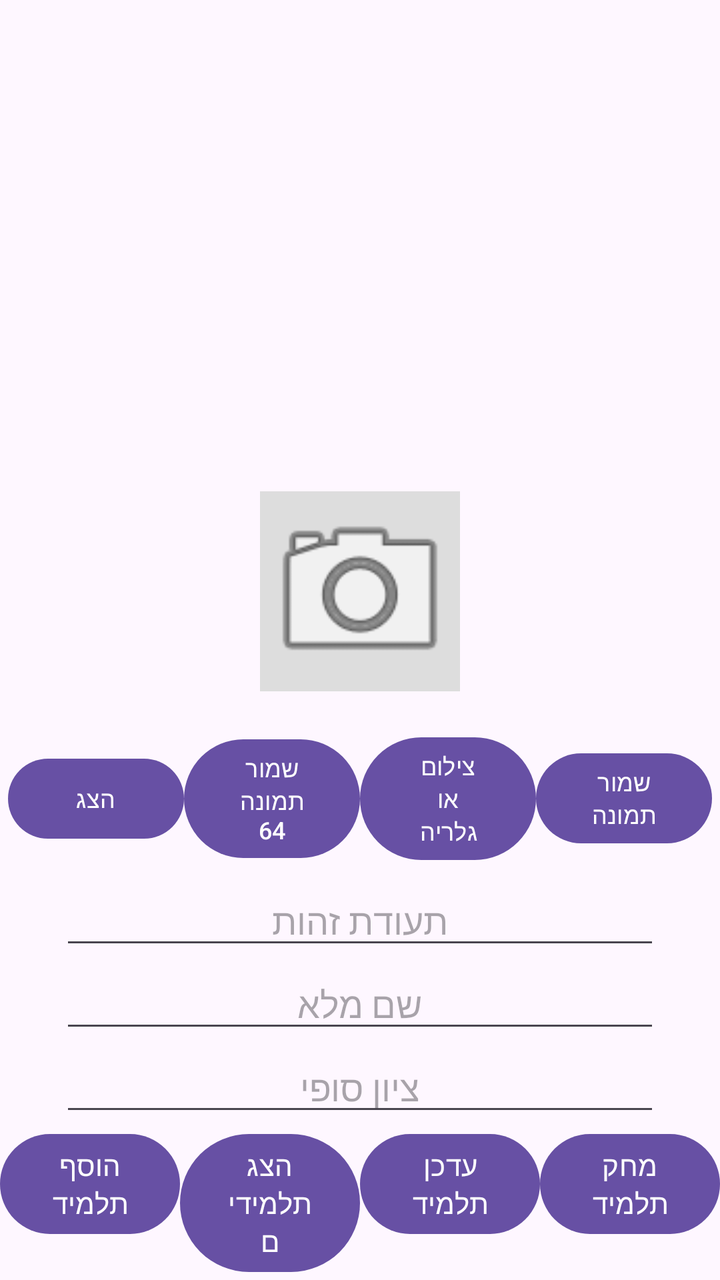
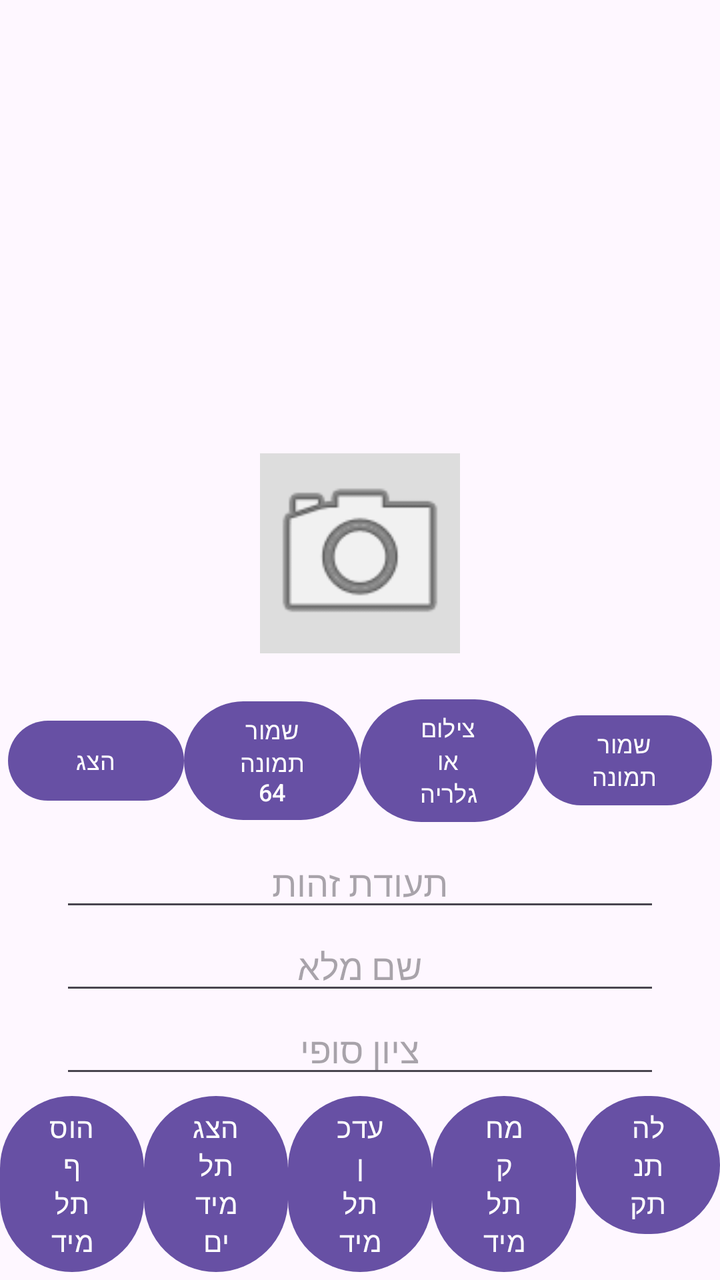

Before-and-after screenshots of an Android layout around one commit, followed by the original layout XML and the change that was made.
<!-- AndroidManifest.xml: application theme Theme.MyFirstFirebaseApplication -->
<!-- res/layout/activity_main.xml -->
<?xml version="1.0" encoding="utf-8"?>
<androidx.constraintlayout.widget.ConstraintLayout
    xmlns:android="http://schemas.android.com/apk/res/android"
    xmlns:app="http://schemas.android.com/apk/res-auto"
    xmlns:tools="http://schemas.android.com/tools"
    android:id="@+id/main"
    android:layout_width="match_parent"
    android:layout_height="match_parent">

    <ListView
        android:id="@+id/listView"
        android:layout_width="match_parent"
        android:layout_height="0dp"
        app:layout_constraintBottom_toTopOf="@id/bottomlayout"
        app:layout_constraintTop_toTopOf="parent" />

    <LinearLayout
        android:id="@+id/bottomlayout"
        android:layout_width="match_parent"
        android:layout_height="wrap_content"
        android:orientation="vertical"
        android:gravity="center"
        app:layout_constraintBottom_toBottomOf="parent">

        
        <LinearLayout
            android:id="@+id/imageLayout"
            android:layout_width="match_parent"
            android:layout_height="wrap_content"
            android:orientation="vertical"
            android:gravity="center"
            android:padding="4dp">

            <TextView
                android:layout_width="wrap_content"
                android:layout_height="wrap_content"
                android:id="@+id/tvStatus"/>
            <ImageView
                android:id="@+id/ivPreview"
                android:layout_width="100dp"
                android:layout_height="100dp"
                android:src="@android:drawable/ic_menu_camera"
                android:scaleType="centerCrop"
                android:background="#DDDDDD"
                android:contentDescription="תמונת התלמיד" />

            <TextView
                android:layout_width="wrap_content"
                android:layout_height="wrap_content"
                android:text=""
                android:id="@+id/tvStats"/>

            <LinearLayout
                android:layout_width="match_parent"
                android:layout_height="wrap_content"
                android:orientation="horizontal"
                android:gravity="center">

                <Button
                    android:layout_width="0dp"
                    android:layout_weight="1"
                    android:layout_height="wrap_content"
                    android:id="@+id/btnLoad"
                    android:text="הצג"
                    android:textSize="12sp"

                    />

                <Button
                    android:id="@+id/btnSaveImage64"
                    android:layout_width="0dp"
                    android:layout_height="wrap_content"
                    android:layout_weight="1"
                    android:text="שמור תמונה 64"
                    android:textSize="12sp" />

                <Button
                    android:id="@+id/btnCameraOrGalery"
                    android:layout_width="0dp"
                    android:layout_height="wrap_content"
                    android:layout_weight="1"
                    android:text="צילום או גלריה"
                    android:textSize="12sp" />

                <Button
                    android:id="@+id/btnSaveImage"
                    android:layout_width="0dp"
                    android:layout_height="wrap_content"
                    android:layout_weight="1"
                    android:text="שמור תמונה"
                    android:textSize="12sp" />

            </LinearLayout>
        </LinearLayout>

        
        <EditText
            android:id="@+id/tz"
            android:layout_width="300dp"
            android:layout_height="wrap_content"
            android:gravity="center"
            android:text=""
            android:hint="תעודת זהות" />

        
        <EditText
            android:id="@+id/fullname"
            android:layout_width="300dp"
            android:layout_height="wrap_content"
            android:gravity="center"
            android:hint="שם מלא" />

        
        <EditText
            android:id="@+id/grade"
            android:layout_width="300dp"
            android:layout_height="wrap_content"
            android:gravity="center"
            android:hint="ציון סופי" />

        
        <LinearLayout
            android:layout_width="match_parent"
            android:layout_height="wrap_content"
            android:orientation="horizontal">

            <Button
                android:id="@+id/btnInsert"
                android:layout_width="0dp"
                android:layout_weight="1"
                android:layout_height="wrap_content"
                android:text="הוסף תלמיד" />

            <Button
                android:id="@+id/btnSelect"
                android:layout_width="0dp"
                android:layout_weight="1"
                android:layout_height="wrap_content"
                android:text="הצג תלמידים" />

            <Button
                android:id="@+id/btnUpdate"
                android:layout_width="0dp"
                android:layout_weight="1"
                android:layout_height="wrap_content"
                android:text="עדכן תלמיד" />

            <Button
                android:id="@+id/btnDelete"
                android:layout_width="0dp"
                android:layout_weight="1"
                android:layout_height="wrap_content"
                android:text="מחק תלמיד" />

        </LinearLayout>

    </LinearLayout>

</androidx.constraintlayout.widget.ConstraintLayout>
<!-- resources referenced by this layout -->
<resources>
  <style name="Theme.MyFirstFirebaseApplication" parent="Base.Theme.MyFirstFirebaseApplication" />
  <style name="Base.Theme.MyFirstFirebaseApplication" parent="Theme.Material3.DayNight.NoActionBar">
          
          
      </style>
</resources>

<!-- the commit's change to res/layout/activity_main.xml (unified diff, before → after) -->
@@ -7,12 +7,25 @@
     android:layout_width="match_parent"
     android:layout_height="match_parent">
 
+    <TextView
+        android:id="@+id/tvWelcome"
+        android:layout_width="match_parent"
+        android:layout_height="wrap_content"
+        android:padding="16dp"
+        android:textSize="18sp"
+        android:textStyle="bold"
+        app:layout_constraintEnd_toEndOf="parent"
+        app:layout_constraintStart_toStartOf="parent"
+        app:layout_constraintTop_toTopOf="parent" />
+
     <ListView
         android:id="@+id/listView"
         android:layout_width="match_parent"
         android:layout_height="0dp"
+        app:layout_constraintTop_toBottomOf="@id/tvWelcome"
         app:layout_constraintBottom_toTopOf="@id/bottomlayout"
-        app:layout_constraintTop_toTopOf="parent" />
+        app:layout_constraintStart_toStartOf="parent"
+        app:layout_constraintEnd_toEndOf="parent" />
 
     <LinearLayout
         android:id="@+id/bottomlayout"
@@ -20,7 +33,9 @@
         android:layout_height="wrap_content"
         android:orientation="vertical"
         android:gravity="center"
-        app:layout_constraintBottom_toBottomOf="parent">
+        app:layout_constraintBottom_toBottomOf="parent"
+        app:layout_constraintStart_toStartOf="parent"
+        app:layout_constraintEnd_toEndOf="parent">
 
         
         <LinearLayout
@@ -57,14 +72,12 @@
                 android:gravity="center">
 
                 <Button
+                    android:id="@+id/btnLoad"
                     android:layout_width="0dp"
                     android:layout_weight="1"
                     android:layout_height="wrap_content"
-                    android:id="@+id/btnLoad"
                     android:text="הצג"
-                    android:textSize="12sp"
-
-                    />
+                    android:textSize="12sp" />
 
                 <Button
                     android:id="@+id/btnSaveImage64"
@@ -152,6 +165,13 @@
                 android:layout_height="wrap_content"
                 android:text="מחק תלמיד" />
 
+            <Button
+                android:layout_width="0dp"
+                android:layout_height="wrap_content"
+                android:layout_weight="1"
+                android:id="@+id/btnSignOut"
+                android:text="להתנתק"/>
+
         </LinearLayout>
 
     </LinearLayout>
